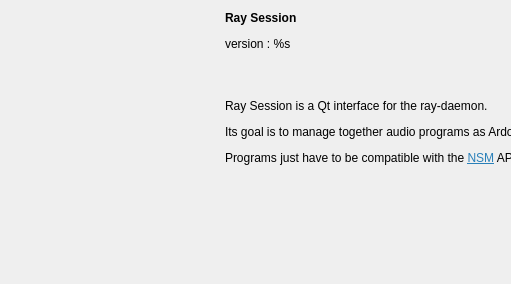
This is resources/ui/about_raysession.ui in Houston4444/RaySession as Qt 5 draws it before an edit; both pictures show x 0 to 511 and y 0 to 284 of the 813 by 284 pixel window. The edited form follows.
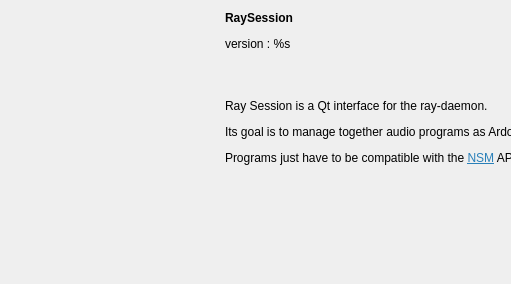
This is the edited form. Icons and pictures are not drawn.

Commit message: change Ray Session to RaySession everywhere it defines the program name

The edit to the form file:
```diff
--- a/resources/ui/about_raysession.ui
+++ b/resources/ui/about_raysession.ui
@@ -31,7 +31,7 @@
        <item>
         <widget class="QLabel" name="labelRayAndVersion">
          <property name="text">
-          <string>&lt;html&gt;&lt;head/&gt;&lt;body&gt;&lt;p&gt;&lt;span style=&quot; font-weight:600;&quot;&gt;Ray Session&lt;/span&gt;&lt;/p&gt;&lt;p&gt;version : %s&lt;/p&gt;&lt;/body&gt;&lt;/html&gt;</string>
+          <string>&lt;html&gt;&lt;head/&gt;&lt;body&gt;&lt;p&gt;&lt;span style=&quot; font-weight:600;&quot;&gt;RaySession&lt;/span&gt;&lt;/p&gt;&lt;p&gt;version : %s&lt;/p&gt;&lt;/body&gt;&lt;/html&gt;</string>
          </property>
          <property name="alignment">
           <set>Qt::AlignLeading|Qt::AlignLeft|Qt::AlignTop</set>
```
Left out of the diff: 2 changed lines with no effect on the pictures. The commit also changes 10 other files.
